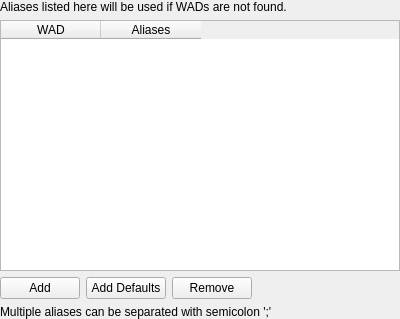
Old version of the form src/core/gui/configuration/cfgwadalias.ui in the repository Destroyerrrocket/doomseeker-unofficial.
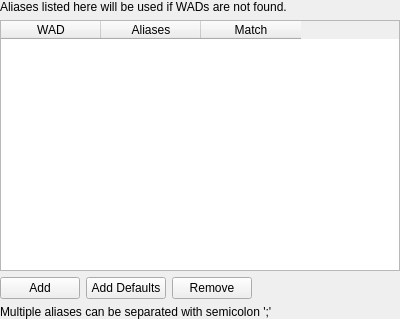
New version of the form. Icons and pictures are not drawn.

```diff
--- a/src/core/gui/configuration/cfgwadalias.ui
+++ b/src/core/gui/configuration/cfgwadalias.ui
@@ -51,6 +51,11 @@
        <string>Aliases</string>
       </property>
      </column>
+     <column>
+      <property name="text">
+       <string>Match</string>
+      </property>
+     </column>
     </widget>
    </item>
    <item>
```
Left out of the diff: 11 changed lines with no effect on the pictures.
